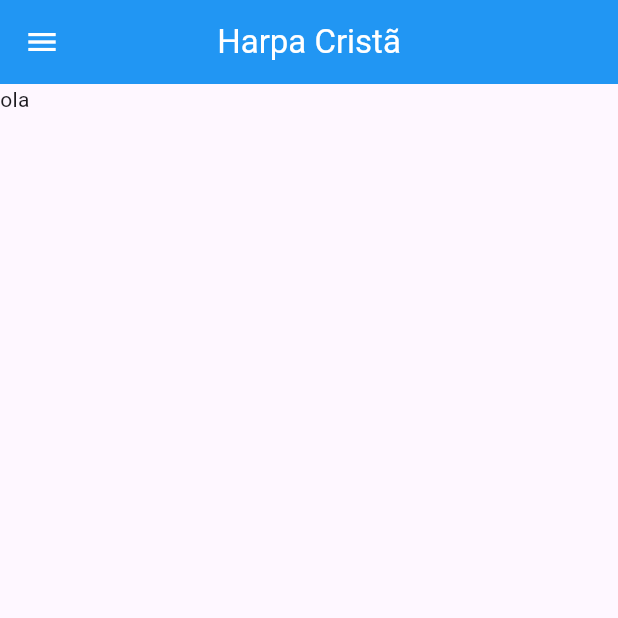
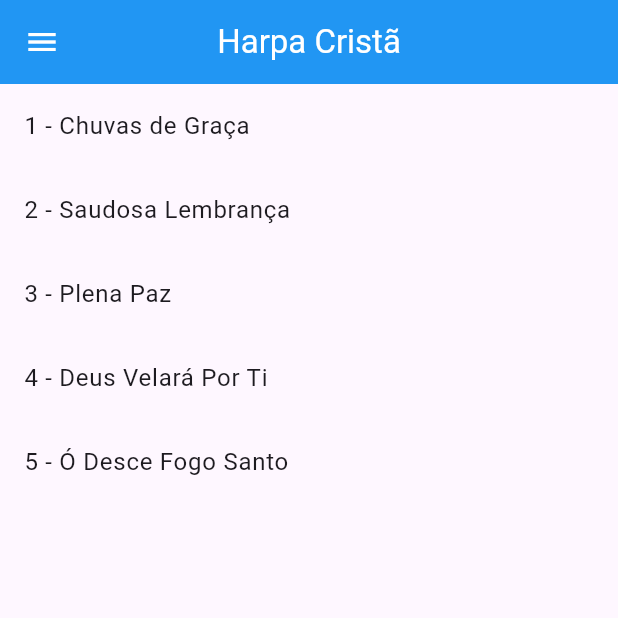
Before and after one commit to SilvaRuan16/Biblia-Harpa, a Flutter app: the screen it shows after launch, after a tap on "Harpa", on a phone screen of 412 x 824 dp, the top half of it. Run offline on Flutter 3.47's test engine with Material 3 defaults, Android fonts, the phone set to English and light mode, and no system bars.

Commit message:
Adicionando arquivo p/ armazenar textos e criação de pastas

```diff
--- /dev/null
+++ b/lib/src/Texts/HarpTexts.dart
@@ -0,0 +1,46 @@
+class listTexts {
+  String h1 = '''
+Hino 1 – Chuvas de Graça
+
+Deus prometeu com certeza
+Chuvas de graça mandar
+Ele nos dá fortaleza
+E ricas bênçãos sem par
+
+Chuvas de graça
+Chuvas pedimos, Senhor
+Manda-nos chuvas constantes
+Chuvas do Consolador
+
+Cristo nos tem concedido
+O santo Consolador
+De plena paz nos enchido
+Para o reinado do amor
+
+Chuvas de graça
+Chuvas pedimos, Senhor
+Manda-nos chuvas constantes
+Chuvas do Consolador
+
+Dá-nos, Senhor, amplamente
+Teu grande gozo e poder
+Fonte de amor permanente
+Põe dentro de nosso ser
+
+Chuvas de graça
+Chuvas pedimos, Senhor
+Manda-nos chuvas constantes
+Chuvas do Consolador
+
+Faze os teus servos piedosos
+Dá-lhes virtude e valor
+Dando os teus dons preciosos
+Do santo Preceptor
+
+Chuvas de graça
+Chuvas pedimos, Senhor
+Manda-nos chuvas constantes
+Chuvas do Consolador
+''';
+
+}
--- a/lib/src/initial/initial.dart
+++ b/lib/src/initial/initial.dart
@@ -37,7 +37,7 @@
                   Navigator.push(
                     context,
                     MaterialPageRoute(
-                      builder: (context) => const HarpaList(),
+                      builder: (context) => HarpaList(),
                     ),
                   );
                 },
--- a/lib/src/sizelist/harpalist.dart
+++ b/lib/src/sizelist/harpalist.dart
@@ -1,7 +1,17 @@
+import 'package:appbible/src/content/harpContent.dart';
+import 'package:appbible/src/initial/initial.dart';
 import 'package:flutter/material.dart';
 
 class HarpaList extends StatelessWidget {
-  const HarpaList({super.key});
+  HarpaList({super.key});
+
+  final List<String> harps = [
+    '1 - Chuvas de Graça',
+    '2 - Saudosa Lembrança',
+    '3 - Plena Paz',
+    '4 - Deus Velará Por Ti',
+    '5 - Ó Desce Fogo Santo'
+  ];
 
   @override
   Widget build(BuildContext context) {
@@ -26,7 +36,7 @@
       drawer: Drawer(
         child: ListView(
           padding: EdgeInsets.zero,
-          children: const <Widget>[
+          children: <Widget>[
             DrawerHeader(
               decoration: BoxDecoration(
                 color: Colors.blue,
@@ -48,10 +58,37 @@
             ListTile(
               title: Text('Item 3'),
             ),
+            SizedBox(
+              width: double.infinity,
+              child: ListTile(
+                title: Text(
+                  'Voltar',
+                  style: TextStyle(color: Colors.white),
+                  textAlign: TextAlign.center,
+                ),
+                onTap: () {
+                  Navigator.push(context, MaterialPageRoute(builder: (context) => Initial()));
+                },
+              ),
+            ),
           ],
         ),
       ),
-      body: const Text('ola'),
+      body: ListView.builder(
+        itemCount: harps.length,
+        itemBuilder: (context, index) {
+          return ListTile(
+            title: Text(harps[index]),
+            onTap: () {
+              Navigator.push(
+                  context,
+                  MaterialPageRoute(
+                      builder: (context) =>
+                          HarpContentScreen(harp: harps[index])));
+            },
+          );
+        },
+      ),
     );
   }
 }
```
Also changed, not shown: lib/src/content/harpContent.dart (added, +31 -0 lines).
